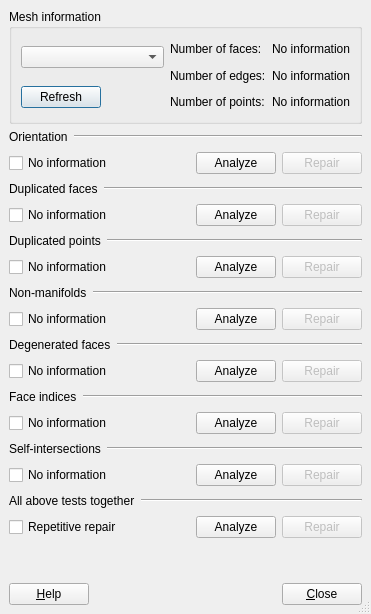
This is src/Mod/Mesh/Gui/DlgEvaluateMesh.ui in berndhahnebach/All_FreeCAD as Qt 5 draws it before an edit. The edited form follows.
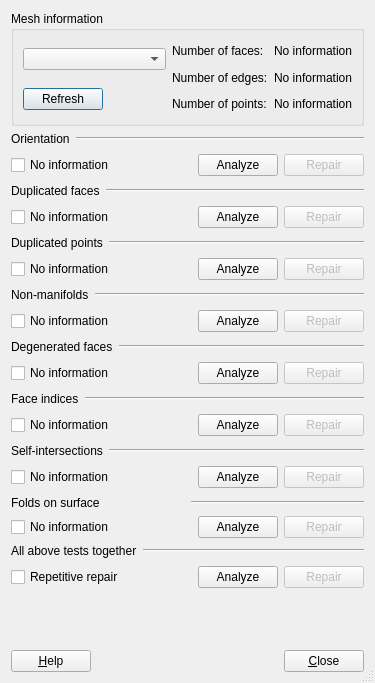
This is the edited form.

Commit message: + extend mesh validation algorithms

Patch:
```diff
--- a/src/Mod/Mesh/Gui/DlgEvaluateMesh.ui
+++ b/src/Mod/Mesh/Gui/DlgEvaluateMesh.ui
@@ -3,13 +3,13 @@
  <comment></comment>
  <exportmacro></exportmacro>
  <class>MeshGui::DlgEvaluateMesh</class>
- <widget class="QDialog" name="MeshGui::DlgEvaluateMesh" >
-  <property name="geometry" >
+ <widget class="QDialog" name="MeshGui::DlgEvaluateMesh">
+  <property name="geometry">
    <rect>
     <x>0</x>
     <y>0</y>
     <width>371</width>
-    <height>614</height>
+    <height>683</height>
    </rect>
   </property>
   <property name="windowTitle" >
@@ -18,43 +18,37 @@
   <property name="sizeGripEnabled" >
    <bool>true</bool>
   </property>
-  <layout class="QVBoxLayout" >
-   <property name="margin" >
-    <number>9</number>
-   </property>
-   <property name="spacing" >
-    <number>6</number>
-   </property>
-   <item>
-    <widget class="QGroupBox" name="groupBoxInfo" >
-     <property name="title" >
+  <layout class="QGridLayout" name="gridLayout">
+   <item row="0" column="0">
+    <widget class="QGroupBox" name="groupBoxInfo">
+     <property name="title">
       <string>Mesh information</string>
      </property>
-     <layout class="QGridLayout" >
-      <property name="margin" >
+     <layout class="QGridLayout">
+      <property name="margin">
        <number>9</number>
       </property>
       <property name="spacing" >
        <number>6</number>
       </property>
-      <item rowspan="2" row="0" column="2" >
-       <layout class="QGridLayout" >
-        <property name="margin" >
+      <item row="0" column="2" rowspan="2">
+       <layout class="QGridLayout">
+        <property name="margin">
          <number>0</number>
         </property>
         <property name="spacing" >
          <number>6</number>
         </property>
-        <item row="2" column="0" >
-         <widget class="QLabel" name="textLabel3" >
-          <property name="text" >
+        <item row="2" column="0">
+         <widget class="QLabel" name="textLabel3">
+          <property name="text">
            <string>Number of points:</string>
           </property>
          </widget>
         </item>
-        <item row="0" column="2" >
-         <widget class="QLabel" name="textLabel4" >
-          <property name="text" >
+        <item row="0" column="2">
+         <widget class="QLabel" name="textLabel4">
+          <property name="text">
            <string>No information</string>
           </property>
           <property name="alignment" >
@@ -62,16 +56,16 @@
           </property>
          </widget>
         </item>
-        <item row="0" column="0" >
-         <widget class="QLabel" name="textLabel1" >
-          <property name="text" >
+        <item row="0" column="0">
+         <widget class="QLabel" name="textLabel1">
+          <property name="text">
            <string>Number of faces:</string>
           </property>
          </widget>
         </item>
-        <item row="2" column="2" >
-         <widget class="QLabel" name="textLabel6" >
-          <property name="text" >
+        <item row="2" column="2">
+         <widget class="QLabel" name="textLabel6">
+          <property name="text">
            <string>No information</string>
           </property>
           <property name="alignment" >
@@ -79,14 +73,14 @@
           </property>
          </widget>
         </item>
-        <item row="1" column="0" >
-         <widget class="QLabel" name="textLabel2" >
-          <property name="text" >
+        <item row="1" column="0">
+         <widget class="QLabel" name="textLabel2">
+          <property name="text">
            <string>Number of edges:</string>
           </property>
          </widget>
         </item>
-        <item row="2" column="1" >
+        <item row="2" column="1">
          <spacer>
           <property name="orientation" >
            <enum>Qt::Horizontal</enum>
@@ -102,7 +96,7 @@
           </property>
          </spacer>
         </item>
-        <item row="1" column="1" >
+        <item row="1" column="1">
          <spacer>
           <property name="orientation" >
            <enum>Qt::Horizontal</enum>
@@ -118,9 +112,9 @@
           </property>
          </spacer>
         </item>
-        <item row="1" column="2" >
-         <widget class="QLabel" name="textLabel5" >
-          <property name="text" >
+        <item row="1" column="2">
+         <widget class="QLabel" name="textLabel5">
+          <property name="text">
            <string>No information</string>
           </property>
           <property name="alignment" >
@@ -128,7 +122,7 @@
           </property>
          </widget>
         </item>
-        <item row="0" column="1" >
+        <item row="0" column="1">
          <spacer>
           <property name="orientation" >
            <enum>Qt::Horizontal</enum>
@@ -146,7 +140,7 @@
         </item>
        </layout>
       </item>
-      <item row="1" column="1" >
+      <item row="1" column="1">
        <spacer>
         <property name="orientation" >
          <enum>Qt::Horizontal</enum>
@@ -162,33 +156,28 @@
         </property>
        </spacer>
       </item>
-      <item row="1" column="0" >
-       <widget class="QPushButton" name="refreshButton" >
-        <property name="text" >
+      <item row="1" column="0">
+       <widget class="QPushButton" name="refreshButton">
+        <property name="text">
          <string>Refresh</string>
         </property>
        </widget>
       </item>
-      <item row="0" column="0" colspan="2" >
-       <widget class="QComboBox" name="meshNameButton" />
+      <item row="0" column="0" colspan="2">
+       <widget class="QComboBox" name="meshNameButton"/>
       </item>
      </layout>
     </widget>
    </item>
-   <item>
-    <layout class="QHBoxLayout" >
-     <property name="margin" >
-      <number>0</number>
-     </property>
-     <property name="spacing" >
+   <item row="1" column="0">
+    <layout class="QHBoxLayout">
+     <property name="spacing">
       <number>6</number>
      </property>
      <item>
-      <widget class="QLabel" name="label" >
-       <property name="sizePolicy" >
-        <sizepolicy>
-         <hsizetype>4</hsizetype>
-         <vsizetype>5</vsizetype>
+      <widget class="QLabel" name="label">
+       <property name="sizePolicy">
+        <sizepolicy hsizetype="Maximum" vsizetype="Preferred">
          <horstretch>0</horstretch>
          <verstretch>0</verstretch>
         </sizepolicy>
@@ -199,25 +188,22 @@
       </widget>
      </item>
      <item>
-      <widget class="Line" name="line" >
-       <property name="orientation" >
+      <widget class="Line" name="line">
+       <property name="orientation">
         <enum>Qt::Horizontal</enum>
        </property>
       </widget>
      </item>
     </layout>
    </item>
-   <item>
-    <layout class="QHBoxLayout" >
-     <property name="margin" >
-      <number>0</number>
-     </property>
-     <property name="spacing" >
+   <item row="2" column="0">
+    <layout class="QHBoxLayout">
+     <property name="spacing">
       <number>6</number>
      </property>
      <item>
-      <widget class="QCheckBox" name="checkOrientationButton" >
-       <property name="text" >
+      <widget class="QCheckBox" name="checkOrientationButton">
+       <property name="text">
         <string>No information</string>
        </property>
       </widget>
@@ -239,15 +225,15 @@
       </spacer>
      </item>
      <item>
-      <widget class="QPushButton" name="analyzeOrientationButton" >
-       <property name="text" >
+      <widget class="QPushButton" name="analyzeOrientationButton">
+       <property name="text">
         <string>Analyze</string>
        </property>
       </widget>
      </item>
      <item>
-      <widget class="QPushButton" name="repairOrientationButton" >
-       <property name="enabled" >
+      <widget class="QPushButton" name="repairOrientationButton">
+       <property name="enabled">
         <bool>false</bool>
        </property>
        <property name="text" >
@@ -257,20 +243,15 @@
      </item>
     </layout>
    </item>
-   <item>
-    <layout class="QHBoxLayout" >
-     <property name="margin" >
-      <number>0</number>
-     </property>
-     <property name="spacing" >
+   <item row="3" column="0">
+    <layout class="QHBoxLayout">
+     <property name="spacing">
       <number>6</number>
      </property>
      <item>
-      <widget class="QLabel" name="label_2" >
-       <property name="sizePolicy" >
-        <sizepolicy>
-         <hsizetype>4</hsizetype>
-         <vsizetype>5</vsizetype>
+      <widget class="QLabel" name="label_2">
+       <property name="sizePolicy">
+        <sizepolicy hsizetype="Maximum" vsizetype="Preferred">
          <horstretch>0</horstretch>
          <verstretch>0</verstretch>
         </sizepolicy>
@@ -281,25 +262,22 @@
       </widget>
      </item>
      <item>
-      <widget class="Line" name="line_2" >
-       <property name="orientation" >
+      <widget class="Line" name="line_2">
+       <property name="orientation">
         <enum>Qt::Horizontal</enum>
        </property>
       </widget>
      </item>
     </layout>
    </item>
-   <item>
-    <layout class="QHBoxLayout" >
-     <property name="margin" >
-      <number>0</number>
-     </property>
-     <property name="spacing" >
+   <item row="4" column="0">
+    <layout class="QHBoxLayout">
+     <property name="spacing">
       <number>6</number>
      </property>
      <item>
-      <widget class="QCheckBox" name="checkDuplicatedFacesButton" >
-       <property name="text" >
+      <widget class="QCheckBox" name="checkDuplicatedFacesButton">
+       <property name="text">
         <string>No information</string>
        </property>
       </widget>
@@ -321,15 +299,15 @@
       </spacer>
      </item>
      <item>
-      <widget class="QPushButton" name="analyzeDuplicatedFacesButton" >
-       <property name="text" >
+      <widget class="QPushButton" name="analyzeDuplicatedFacesButton">
+       <property name="text">
         <string>Analyze</string>
        </property>
       </widget>
      </item>
      <item>
-      <widget class="QPushButton" name="repairDuplicatedFacesButton" >
-       <property name="enabled" >
+      <widget class="QPushButton" name="repairDuplicatedFacesButton">
+       <property name="enabled">
         <bool>false</bool>
        </property>
        <property name="text" >
@@ -339,20 +317,15 @@
      </item>
     </layout>
    </item>
-   <item>
-    <layout class="QHBoxLayout" >
-     <property name="margin" >
-      <number>0</number>
-     </property>
-     <property name="spacing" >
+   <item row="5" column="0">
+    <layout class="QHBoxLayout">
+     <property name="spacing">
       <number>6</number>
      </property>
      <item>
-      <widget class="QLabel" name="label_3" >
-       <property name="sizePolicy" >
-        <sizepolicy>
-         <hsizetype>4</hsizetype>
-         <vsizetype>5</vsizetype>
+      <widget class="QLabel" name="label_3">
+       <property name="sizePolicy">
+        <sizepolicy hsizetype="Maximum" vsizetype="Preferred">
          <horstretch>0</horstretch>
          <verstretch>0</verstretch>
         </sizepolicy>
@@ -363,25 +336,22 @@
       </widget>
      </item>
      <item>
-      <widget class="Line" name="line_3" >
-       <property name="orientation" >
+      <widget class="Line" name="line_3">
+       <property name="orientation">
         <enum>Qt::Horizontal</enum>
        </property>
       </widget>
      </item>
     </layout>
    </item>
-   <item>
-    <layout class="QHBoxLayout" >
-     <property name="margin" >
-      <number>0</number>
-     </property>
-     <property name="spacing" >
+   <item row="6" column="0">
+    <layout class="QHBoxLayout">
+     <property name="spacing">
       <number>6</number>
      </property>
      <item>
-      <widget class="QCheckBox" name="checkDuplicatedPointsButton" >
-       <property name="text" >
+      <widget class="QCheckBox" name="checkDuplicatedPointsButton">
+       <property name="text">
         <string>No information</string>
        </property>
       </widget>
@@ -403,15 +373,15 @@
       </spacer>
      </item>
      <item>
-      <widget class="QPushButton" name="analyzeDuplicatedPointsButton" >
-       <property name="text" >
+      <widget class="QPushButton" name="analyzeDuplicatedPointsButton">
+       <property name="text">
         <string>Analyze</string>
        </property>
       </widget>
      </item>
      <item>
-      <widget class="QPushButton" name="repairDuplicatedPointsButton" >
-       <property name="enabled" >
+      <widget class="QPushButton" name="repairDuplicatedPointsButton">
+       <property name="enabled">
         <bool>false</bool>
        </property>
        <property name="text" >
@@ -421,20 +391,15 @@
      </item>
     </layout>
    </item>
-   <item>
-    <layout class="QHBoxLayout" >
-     <property name="margin" >
-      <number>0</number>
-     </property>
-     <property name="spacing" >
+   <item row="7" column="0">
+    <layout class="QHBoxLayout">
+     <property name="spacing">
       <number>6</number>
      </property>
      <item>
-      <widget class="QLabel" name="label_4" >
-       <property name="sizePolicy" >
-        <sizepolicy>
-         <hsizetype>4</hsizetype>
-         <vsizetype>5</vsizetype>
+      <widget class="QLabel" name="label_4">
+       <property name="sizePolicy">
+        <sizepolicy hsizetype="Maximum" vsizetype="Preferred">
          <horstretch>0</horstretch>
          <verstretch>0</verstretch>
         </sizepolicy>
@@ -445,25 +410,22 @@
       </widget>
      </item>
      <item>
-      <widget class="Line" name="line_4" >
-       <property name="orientation" >
+      <widget class="Line" name="line_4">
+       <property name="orientation">
         <enum>Qt::Horizontal</enum>
        </property>
       </widget>
      </item>
     </layout>
    </item>
-   <item>
-    <layout class="QHBoxLayout" >
-     <property name="margin" >
-      <number>0</number>
-     </property>
-     <property name="spacing" >
+   <item row="8" column="0">
+    <layout class="QHBoxLayout">
+     <property name="spacing">
       <number>6</number>
      </property>
      <item>
-      <widget class="QCheckBox" name="checkNonmanifoldsButton" >
-       <property name="text" >
+      <widget class="QCheckBox" name="checkNonmanifoldsButton">
+       <property name="text">
         <string>No information</string>
        </property>
       </widget>
@@ -485,15 +447,15 @@
       </spacer>
      </item>
      <item>
-      <widget class="QPushButton" name="analyzeNonmanifoldsButton" >
-       <property name="text" >
+      <widget class="QPushButton" name="analyzeNonmanifoldsButton">
+       <property name="text">
         <string>Analyze</string>
        </property>
       </widget>
      </item>
      <item>
-      <widget class="QPushButton" name="repairNonmanifoldsButton" >
-       <property name="enabled" >
+      <widget class="QPushButton" name="repairNonmanifoldsButton">
+       <property name="enabled">
         <bool>false</bool>
        </property>
        <property name="text" >
@@ -503,20 +465,15 @@
      </item>
     </layout>
    </item>
-   <item>
-    <layout class="QHBoxLayout" >
-     <property name="margin" >
-      <number>0</number>
-     </property>
-     <property name="spacing" >
+   <item row="9" column="0">
+    <layout class="QHBoxLayout">
+     <property name="spacing">
       <number>6</number>
      </property>
      <item>
-      <widget class="QLabel" name="label_5" >
-       <property name="sizePolicy" >
-        <sizepolicy>
-         <hsizetype>4</hsizetype>
-         <vsizetype>5</vsizetype>
+      <widget class="QLabel" name="label_5">
+       <property name="sizePolicy">
+        <sizepolicy hsizetype="Maximum" vsizetype="Preferred">
          <horstretch>0</horstretch>
          <verstretch>0</verstretch>
         </sizepolicy>
@@ -527,25 +484,22 @@
       </widget>
      </item>
      <item>
-      <widget class="Line" name="line_5" >
-       <property name="orientation" >
+      <widget class="Line" name="line_5">
+       <property name="orientation">
         <enum>Qt::Horizontal</enum>
        </property>
       </widget>
      </item>
     </layout>
    </item>
-   <item>
-    <layout class="QHBoxLayout" >
-     <property name="margin" >
-      <number>0</number>
-     </property>
-     <property name="spacing" >
+   <item row="10" column="0">
+    <layout class="QHBoxLayout">
+     <property name="spacing">
       <number>6</number>
      </property>
      <item>
-      <widget class="QCheckBox" name="checkDegenerationButton" >
-       <property name="text" >
+      <widget class="QCheckBox" name="checkDegenerationButton">
+       <property name="text">
         <string>No information</string>
        </property>
       </widget>
@@ -567,15 +521,15 @@
       </spacer>
      </item>
      <item>
-      <widget class="QPushButton" name="analyzeDegeneratedButton" >
-       <property name="text" >
+      <widget class="QPushButton" name="analyzeDegeneratedButton">
+       <property name="text">
         <string>Analyze</string>
        </property>
       </widget>
      </item>
      <item>
-      <widget class="QPushButton" name="repairDegeneratedButton" >
-       <property name="enabled" >
+      <widget class="QPushButton" name="repairDegeneratedButton">
+       <property name="enabled">
         <bool>false</bool>
        </property>
        <property name="text" >
@@ -585,20 +539,15 @@
      </item>
     </layout>
    </item>
-   <item>
-    <layout class="QHBoxLayout" >
-     <property name="margin" >
-      <number>0</number>
-     </property>
-     <property name="spacing" >
+   <item row="11" column="0">
+    <layout class="QHBoxLayout">
+     <property name="spacing">
       <number>6</number>
      </property>
      <item>
-      <widget class="QLabel" name="label_6" >
-       <property name="sizePolicy" >
-        <sizepolicy>
-         <hsizetype>4</hsizetype>
-         <vsizetype>5</vsizetype>
+      <widget class="QLabel" name="label_6">
+       <property name="sizePolicy">
+        <sizepolicy hsizetype="Maximum" vsizetype="Preferred">
          <horstretch>0</horstretch>
          <verstretch>0</verstretch>
         </sizepolicy>
@@ -609,25 +558,22 @@
       </widget>
      </item>
      <item>
-      <widget class="Line" name="line_6" >
-       <property name="orientation" >
+      <widget class="Line" name="line_6">
+       <property name="orientation">
         <enum>Qt::Horizontal</enum>
        </property>
       </widget>
      </item>
     </layout>
    </item>
-   <item>
-    <layout class="QHBoxLayout" >
-     <property name="margin" >
-      <number>0</number>
-     </property>
-     <property name="spacing" >
+   <item row="12" column="0">
+    <layout class="QHBoxLayout">
+     <property name="spacing">
       <number>6</number>
      </property>
      <item>
-      <widget class="QCheckBox" name="checkIndicesButton" >
-       <property name="text" >
+      <widget class="QCheckBox" name="checkIndicesButton">
+       <property name="text">
         <string>No information</string>
        </property>
       </widget>
@@ -649,15 +595,15 @@
       </spacer>
      </item>
      <item>
-      <widget class="QPushButton" name="analyzeIndicesButton" >
-       <property name="text" >
+      <widget class="QPushButton" name="analyzeIndicesButton">
+       <property name="text">
         <string>Analyze</string>
        </property>
       </widget>
      </item>
      <item>
-      <widget class="QPushButton" name="repairIndicesButton" >
-       <property name="enabled" >
+      <widget class="QPushButton" name="repairIndicesButton">
+       <property name="enabled">
         <bool>false</bool>
        </property>
        <property name="text" >
@@ -667,20 +613,15 @@
      </item>
     </layout>
    </item>
-   <item>
-    <layout class="QHBoxLayout" >
-     <property name="margin" >
-      <number>0</number>
-     </property>
-     <property name="spacing" >
+   <item row="13" column="0">
+    <layout class="QHBoxLayout">
+     <property name="spacing">
       <number>6</number>
      </property>
      <item>
-      <widget class="QLabel" name="label_7" >
-       <property name="sizePolicy" >
-        <sizepolicy>
-         <hsizetype>4</hsizetype>
-         <vsizetype>5</vsizetype>
+      <widget class="QLabel" name="label_7">
+       <property name="sizePolicy">
+        <sizepolicy hsizetype="Maximum" vsizetype="Preferred">
          <horstretch>0</horstretch>
          <verstretch>0</verstretch>
         </sizepolicy>
@@ -691,25 +632,22 @@
       </widget>
      </item>
      <item>
-      <widget class="Line" name="line_7" >
-       <property name="orientation" >
+      <widget class="Line" name="line_7">
+       <property name="orientation">
         <enum>Qt::Horizontal</enum>
        </property>
       </widget>
      </item>
     </layout>
    </item>
-   <item>
-    <layout class="QHBoxLayout" >
-     <property name="margin" >
-      <number>0</number>
-     </property>
-     <property name="spacing" >
+   <item row="14" column="0">
+    <layout class="QHBoxLayout">
+     <property name="spacing">
       <number>6</number>
      </property>
      <item>
-      <widget class="QCheckBox" name="checkSelfIntersectionButton" >
-       <property name="text" >
+      <widget class="QCheckBox" name="checkSelfIntersectionButton">
+       <property name="text">
         <string>No information</string>
        </property>
       </widget>
@@ -731,15 +669,15 @@
       </spacer>
      </item>
      <item>
-      <widget class="QPushButton" name="analyzeSelfIntersectionButton" >
-       <property name="text" >
+      <widget class="QPushButton" name="analyzeSelfIntersectionButton">
+       <property name="text">
         <string>Analyze</string>
        </property>
       </widget>
      </item>
      <item>
-      <widget class="QPushButton" name="repairSelfIntersectionButton" >
-       <property name="enabled" >
+      <widget class="QPushButton" name="repairSelfIntersectionButton">
+       <property name="enabled">
         <bool>false</bool>
        </property>
        <property name="text" >
@@ -749,20 +687,74 @@
      </item>
     </layout>
    </item>
-   <item>
-    <layout class="QHBoxLayout" >
-     <property name="margin" >
-      <number>0</number>
-     </property>
-     <property name="spacing" >
+   <item row="15" column="0">
+    <layout class="QHBoxLayout" name="horizontalLayout_2">
+     <item>
+      <widget class="QLabel" name="label_9">
+       <property name="text">
+        <string>Folds on surface</string>
+       </property>
+      </widget>
+     </item>
+     <item>
+      <widget class="Line" name="line_9">
+       <property name="orientation">
+        <enum>Qt::Horizontal</enum>
+       </property>
+      </widget>
+     </item>
+    </layout>
+   </item>
+   <item row="16" column="0">
+    <layout class="QHBoxLayout" name="horizontalLayout">
+     <item>
+      <widget class="QCheckBox" name="checkFoldsButton">
+       <property name="text">
+        <string>No information</string>
+       </property>
+      </widget>
+     </item>
+     <item>
+      <spacer name="horizontalSpacer">
+       <property name="orientation">
+        <enum>Qt::Horizontal</enum>
+       </property>
+       <property name="sizeHint" stdset="0">
+        <size>
+         <width>40</width>
+         <height>20</height>
+        </size>
+       </property>
+      </spacer>
+     </item>
+     <item>
+      <widget class="QPushButton" name="analyzeFoldsButton">
+       <property name="text">
+        <string>Analyze</string>
+       </property>
+      </widget>
+     </item>
+     <item>
+      <widget class="QPushButton" name="repairFoldsButton">
+       <property name="enabled">
+        <bool>false</bool>
+       </property>
+       <property name="text">
+        <string>Repair</string>
+       </property>
+      </widget>
+     </item>
+    </layout>
+   </item>
+   <item row="17" column="0">
+    <layout class="QHBoxLayout">
+     <property name="spacing">
       <number>6</number>
      </property>
      <item>
-      <widget class="QLabel" name="label_8" >
-       <property name="sizePolicy" >
-        <sizepolicy>
-         <hsizetype>4</hsizetype>
-         <vsizetype>5</vsizetype>
+      <widget class="QLabel" name="label_8">
+       <property name="sizePolicy">
+        <sizepolicy hsizetype="Maximum" vsizetype="Preferred">
          <horstretch>0</horstretch>
          <verstretch>0</verstretch>
         </sizepolicy>
@@ -773,25 +765,22 @@
       </widget>
      </item>
      <item>
-      <widget class="Line" name="line_8" >
-       <property name="orientation" >
+      <widget class="Line" name="line_8">
+       <property name="orientation">
         <enum>Qt::Horizontal</enum>
        </property>
       </widget>
      </item>
     </layout>
    </item>
-   <item>
-    <layout class="QHBoxLayout" >
-     <property name="margin" >
-      <number>0</number>
-     </property>
-     <property name="spacing" >
+   <item row="18" column="0">
+    <layout class="QHBoxLayout">
+     <property name="spacing">
       <number>6</number>
      </property>
      <item>
-      <widget class="QCheckBox" name="checkRepeatButton" >
-       <property name="text" >
+      <widget class="QCheckBox" name="checkRepeatButton">
+       <property name="text">
         <string>Repetitive repair</string>
        </property>
       </widget>
@@ -813,15 +802,15 @@
       </spacer>
      </item>
      <item>
-      <widget class="QPushButton" name="analyzeAllTogether" >
-       <property name="text" >
+      <widget class="QPushButton" name="analyzeAllTogether">
+       <property name="text">
         <string>Analyze</string>
        </property>
       </widget>
      </item>
      <item>
-      <widget class="QPushButton" name="repairAllTogether" >
-       <property name="enabled" >
+      <widget class="QPushButton" name="repairAllTogether">
+       <property name="enabled">
         <bool>false</bool>
        </property>
        <property name="text" >
@@ -831,7 +820,7 @@
      </item>
     </layout>
    </item>
-   <item>
+   <item row="19" column="0">
     <spacer>
      <property name="orientation" >
       <enum>Qt::Vertical</enum>
@@ -847,17 +836,14 @@
      </property>
     </spacer>
    </item>
-   <item>
-    <layout class="QHBoxLayout" >
-     <property name="margin" >
-      <number>0</number>
-     </property>
-     <property name="spacing" >
+   <item row="20" column="0">
+    <layout class="QHBoxLayout">
+     <property name="spacing">
       <number>6</number>
      </property>
      <item>
-      <widget class="QPushButton" name="buttonHelp" >
-       <property name="text" >
+      <widget class="QPushButton" name="buttonHelp">
+       <property name="text">
         <string>&amp;Help</string>
        </property>
        <property name="shortcut" >
@@ -885,8 +871,8 @@
       </spacer>
      </item>
      <item>
-      <widget class="QPushButton" name="closeButton" >
-       <property name="text" >
+      <widget class="QPushButton" name="closeButton">
+       <property name="text">
         <string>&amp;Close</string>
        </property>
        <property name="shortcut" >
@@ -901,7 +887,7 @@
    </item>
   </layout>
  </widget>
- <layoutdefault spacing="6" margin="11" />
+ <layoutdefault spacing="6" margin="11"/>
  <pixmapfunction>qPixmapFromMimeSource</pixmapfunction>
  <tabstops>
   <tabstop>refreshButton</tabstop>
```
Left out of the diff: 199 changed lines with no effect on the pictures. The commit also changes 11 other files.
